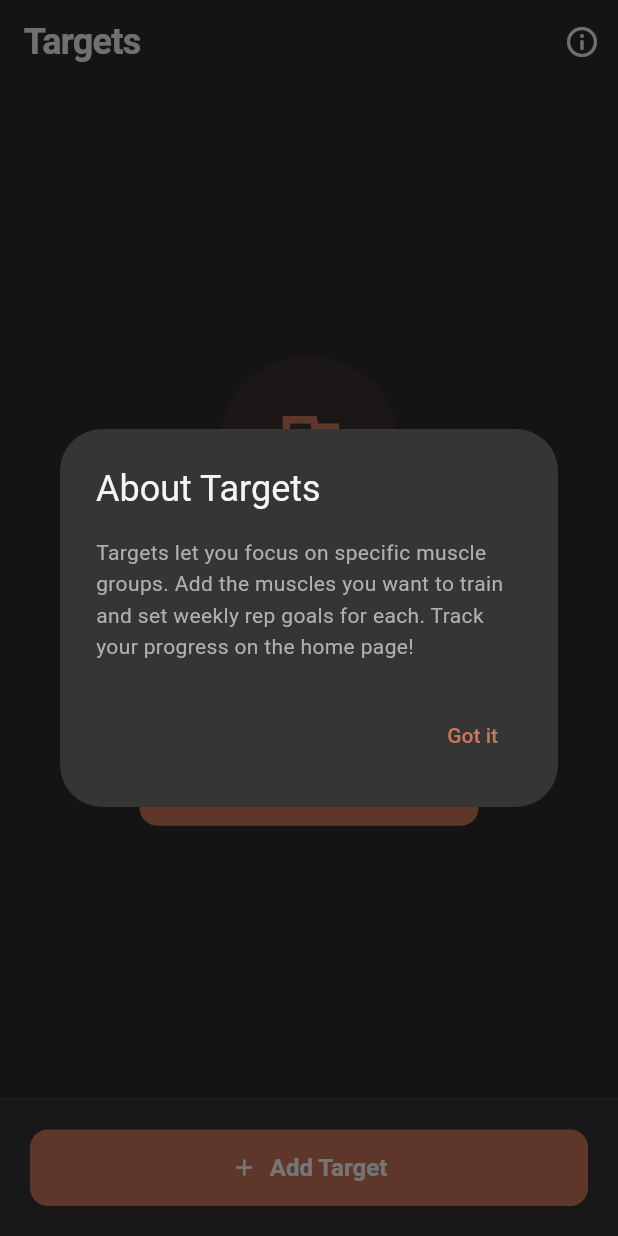
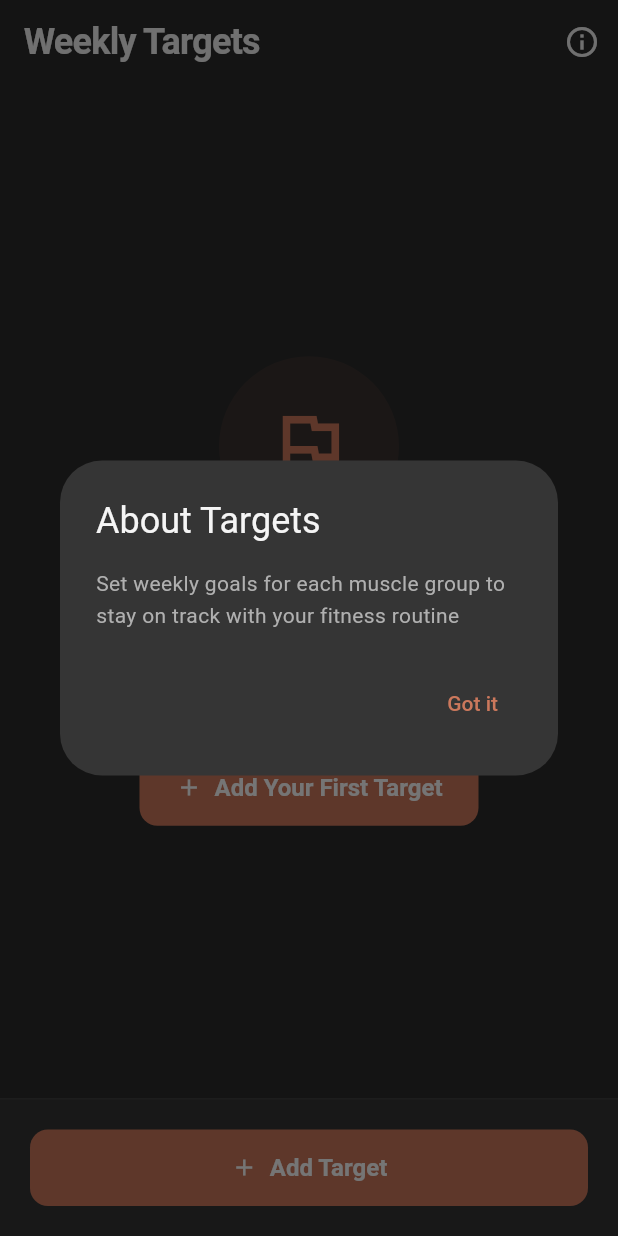
Before and after one commit to istinataFTS/MobileFitnessTracker, a Flutter app: the TargetsPage screen opened directly, after a tap on the "info outline" icon, on a phone screen of 412 x 824 dp. Run offline on Flutter 3.47's test engine with Material 3 defaults, Android fonts, the phone set to English and light mode, and no system bars; our stand-ins replace dartz, device_preview, equatable, flutter_bloc, get_it, sqflite; accounts and stored records are empty.

```diff
--- a/fitness_tracker/lib/core/constants/app_strings.dart
+++ b/fitness_tracker/lib/core/constants/app_strings.dart
@@ -1,170 +1,225 @@
-/// All application strings - centralized for easy maintenance and i18n
+/// Centralized application strings for user-facing text
 class AppStrings {
   AppStrings._();
 
-  // Navigation
+  // ==================== App Information ====================
+  static const String appName = 'Fitness Tracker';
+  static const String appVersion = '1.0.0';
+  static const String version = 'Version';
+
+  // ==================== General Actions ====================
+  static const String add = 'Add';
+  static const String edit = 'Edit';
+  static const String delete = 'Delete';
+  static const String cancel = 'Cancel';
+  static const String save = 'Save';
+  static const String saveChanges = 'Save Changes';
+  static const String ok = 'OK';
+  static const String confirm = 'Confirm';
+  static const String done = 'Done';
+  static const String close = 'Close';
+  static const String retry = 'Retry';
+  static const String back = 'Back';
+  static const String next = 'Next';
+  static const String remove = 'Remove';
+  static const String gotIt = 'Got it';
+  static const String all = 'All';
+
+  // ==================== Web Platform Messages ====================
+  static const String webMobileOnlyTitle = 'Mobile Only App';
+  static const String webMobileOnlyDescription =
+      'This fitness tracker is designed for mobile devices.';
+  static const String webMobileOnlyInstruction =
+      'Please install the app on your Android or iOS device.';
+
+  // ==================== Error Messages ====================
+  static const String errorGeneric = 'Something went wrong. Please try again.';
+  static const String errorLoadData = 'Failed to load data';
+  static const String errorSaveData = 'Failed to save data';
+  static const String errorDeleteData = 'Failed to delete data';
+  static const String errorDatabaseConnection = 'Database connection error';
+  static const String errorNoInternet = 'No internet connection';
+  static const String errorTimeout = 'Request timed out';
+
+  // ==================== Success Messages ====================
+  static const String successSaved = 'Saved successfully';
+  static const String successDeleted = 'Deleted successfully';
+  static const String successUpdated = 'Updated successfully';
+  static const String successSetLogged = 'Set logged successfully';
+  static const String setLoggedSuccess = 'Set logged successfully';
+  static const String successExerciseAdded = 'Exercise added successfully';
+  static const String successTargetSet = 'Target set successfully';
+
+  // ==================== Validation Messages ====================
+  static const String validationRequired = 'This field is required';
+  static const String required = 'Required';
+  static const String validationInvalidNumber = 'Please enter a valid number';
+  static const String invalid = 'Invalid';
+  static const String validationMinValue = 'Value must be greater than 0';
+  static const String validationMaxLength = 'Text is too long';
+  static const String validationDuplicate = 'This already exists';
+
+  // ==================== Loading States ====================
+  static const String loadingData = 'Loading...';
+  static const String loadingPleaseWait = 'Please wait...';
+  static const String processingRequest = 'Processing...';
+
+  // ==================== Empty States ====================
+  static const String emptyNoData = 'No data available';
+  static const String emptyNoExercises = 'No exercises found';
+  static const String noExercisesAvailable = 'No exercises available';
+  static const String createExercisesFirst = 'Create exercises first in the Exercises tab';
+  static const String emptyNoWorkoutSets = 'No workout sets recorded yet';
+  static const String emptyNoTargets = 'No targets set';
+  static const String emptyStartTracking = 'Start tracking your workouts!';
+  static const String noSetsLogged = 'No workout sets logged yet';
+  static const String startLoggingSets = 'Start logging your workout sets!';
+  static const String comingSoon = 'Coming soon!';
+
+  // ==================== Confirmation Messages ====================
+  static const String confirmDelete = 'Are you sure you want to delete this?';
+  static const String confirmDeleteExercise = 'Delete this exercise?';
+  static const String deleteExerciseConfirm = 'Are you sure you want to delete this exercise?';
+  static const String confirmDeleteSet = 'Delete this workout set?';
+  static const String confirmDeleteTarget = 'Delete this target?';
+  static const String confirmClearAll = 'Clear all data?';
+  static const String removeTargetConfirm = 'Remove this target?';
+
+  // ==================== Navigation ====================
   static const String navHome = 'Home';
   static const String navLog = 'Log';
   static const String navHistory = 'History';
   static const String navExercises = 'Exercises';
   static const String navTargets = 'Targets';
   static const String navProfile = 'Profile';
+  static const String navSettings = 'Settings';
 
-  // Home Page
-  static const String homeTitle = 'Home';
-  static const String today = 'Today';
-  static const String weeklyProgress = 'Weekly Progress';
-  static const String setsCompleted = 'sets completed';
-  static const String complete = 'Complete';
-  static const String setsRemaining = 'sets remaining';
-  static const String targetProgress = 'Target Progress';
-  static const String noTargetsSet = 'No Targets Set';
-  static const String addTargetsToTrack = 'Add targets to track your weekly progress';
-  static const String noTargetsForProgress = 'Add targets to see your progress here';
-  static const String targetCompleted = 'Target completed!';
+  // ==================== Feature Specific ====================
 
-  // Log Set Page
-  static const String logSetTitle = 'Log Set';
-  static const String selectExercise = 'Select Exercise';
-  static const String noExercisesAvailable = 'No Exercises Available';
-  static const String createExercisesFirst = 'Create exercises first in the Exercises tab';
+  // Targets
+  static const String targetsTitle = 'Weekly Targets';
+  static const String targetsSetGoal = 'Set Weekly Goal';
+  static const String targetsWeeklySets = 'sets per week';
+  static const String setsPerWeek = 'sets/week';
+  static const String targetsMuscleGroup = 'Muscle Group';
+  static const String addTarget = 'Add Target';
+  static const String addFirstTarget = 'Add Your First Target';
+  static const String editTarget = 'Edit Target';
+  static const String removeTarget = 'Remove Target';
+  static const String noTargetsYet = 'No targets set yet';
+  static const String noTargetsDescription = 'Set weekly goals for muscle groups to track your progress';
+  static const String allMuscleGroupsAdded = 'All muscle groups have targets';
+  static const String selectMuscleGroup = 'Select Muscle Group';
+  static const String weeklyRepGoal = 'Weekly Set Goal';
+  static const String aboutTargets = 'About Targets';
+  static const String aboutTargetsDescription = 'Set weekly goals for each muscle group to stay on track with your fitness routine';
+
+  // Exercises
+  static const String exercisesTitle = 'Exercises';
+  static const String exercisesAddNew = 'Add New Exercise';
+  static const String exercisesEditExercise = 'Edit Exercise';
+  static const String exercisesName = 'Exercise Name';
+  static const String exercisesSelectMuscles = 'Select Muscle Groups';
   static const String exercise = 'Exercise';
-  static const String reps = 'Reps';
-  static const String weight = 'Weight (kg)';
-  static const String muscleGroupsWorked = 'Muscle Groups Worked';
-  static const String setWillCountToward = 'This set will count toward all muscle groups above';
-  static const String workoutDate = 'Workout Date';
-  static const String changeDate = 'Change';
-  static const String logSetButton = 'Log Set';
-  static const String setLoggedSuccess = 'Set logged successfully!';
-  static const String countedFor = 'Counted for';
-
-  // History Page
-  static const String historyTitle = 'History';
-  static const String noSetsLogged = 'No sets logged yet';
-  static const String startLoggingSets = 'Start logging sets to see them here';
-  static const String filterByMuscleGroup = 'Filter by Muscle Group';
-  static const String all = 'All';
-  static const String workoutDetails = 'Workout Details';
-  static const String moreSets = 'more set';
-
-  // Exercises Page
-  static const String exercisesTitle = 'Exercises';
-  static const String noExercisesYet = 'No Exercises Yet';
-  static const String createExercisesDescription = 'Create exercises and assign muscle groups to track your workouts';
   static const String addExercise = 'Add Exercise';
   static const String addFirstExercise = 'Add Your First Exercise';
   static const String editExercise = 'Edit Exercise';
   static const String deleteExercise = 'Delete Exercise';
-  static const String deleteExerciseConfirm = 'Delete exercise? This cannot be undone.';
-  static const String exerciseAdded = 'added!';
-  static const String exerciseUpdated = 'updated!';
-  static const String exerciseDeleted = 'deleted';
+  static const String noExercisesYet = 'No exercises yet';
+  static const String createExercisesDescription = 'Create custom exercises to track your workouts';
   static const String exerciseName = 'Exercise Name';
   static const String exerciseNameHint = 'e.g., Bench Press';
   static const String muscleGroups = 'Muscle Groups';
+  static const String selectExercise = 'Select Exercise';
+  static const String muscleGroupsWorked = 'Muscle Groups Worked';
   static const String aboutExercises = 'About Exercises';
-  static const String aboutExercisesDescription =
-      'Create exercises and assign which muscle groups they work. '
-      'When you log a set, it will count toward all assigned muscle groups.\n\n'
-      'Example: Bench Press works Chest, Shoulders, and Triceps. '
-      'Logging 1 set counts as 1 set for each muscle group.';
+  static const String aboutExercisesDescription = 'Create custom exercises and assign them to muscle groups for better tracking';
 
-  // Targets Page
-  static const String targetsTitle = 'Targets';
-  static const String noTargetsYet = 'No Targets Yet';
-  static const String noTargetsDescription =
-      'Add muscle groups you want to focus on and set weekly rep targets for each';
-  static const String addFirstTarget = 'Add Your First Target';
-  static const String addTarget = 'Add Target';
-  static const String allMuscleGroupsAdded = 'All Muscle Groups Added';
-  static const String selectMuscleGroup = 'Select Muscle Group';
-  static const String weeklyRepGoal = 'Weekly Rep Goal';
-  static const String editTarget = 'Edit';
-  static const String removeTarget = 'Remove Target';
-  static const String removeTargetConfirm = 'Remove from your targets?';
-  static const String targetAdded = 'added to targets!';
-  static const String targetUpdated = 'updated!';
-  static const String targetRemoved = 'removed from targets';
-  static const String setsPerWeek = 'sets per week';
-  static const String sets = 'sets';
-  static const String aboutTargets = 'About Targets';
-  static const String aboutTargetsDescription =
-      'Targets let you focus on specific muscle groups. '
-      'Add the muscles you want to train and set weekly rep goals for each. '
-      'Track your progress on the home page!';
+  // Workout Logging
+  static const String logSetTitle = 'Log Workout Set';
+  static const String logSetExercise = 'Exercise';
+  static const String logSetReps = 'Reps';
+  static const String logSetWeight = 'Weight';
+  static const String logSetDate = 'Date';
+  static const String logSetButton = 'Log Set';
+  static const String reps = 'Reps';
+  static const String weight = 'Weight';
+  static const String workoutDate = 'Workout Date';
+  static const String setWillCountToward = 'This set will count toward:';
+  static const String countedFor = 'Counted for';
 
-  // Profile Page
+  // History
+  static const String historyTitle = 'Workout History';
+  static const String historyFilterByDate = 'Filter by Date';
+  static const String historyNoSets = 'No workout sets recorded';
+  static const String workoutDetails = 'Workout Details';
+  static const String filterByMuscleGroup = 'Filter by Muscle Group';
+
+  // Profile
   static const String profileTitle = 'Profile';
+  static const String profileEditProfile = 'Edit Profile';
+  static const String editProfile = 'Edit Profile';
+  static const String profileSettings = 'Settings';
+  static const String profileAbout = 'About';
+  static const String about = 'About';
   static const String fitnessEnthusiast = 'Fitness Enthusiast';
   static const String totalWorkouts = 'Total Workouts';
-  static const String thisWeek = 'This Week';
-  static const String streak = 'Streak';
+  static const String streak = 'Day Streak';
+  static const String signOut = 'Sign Out';
+
+  // Profile Sections
   static const String workoutManagement = 'Workout Management';
-  static const String manageExercises = 'Manage Exercises';
-  static const String manageExercisesDesc = 'Create and edit exercises';
   static const String manageTargets = 'Manage Targets';
-  static const String manageTargetsDesc = 'Set weekly muscle group goals';
+  static const String manageTargetsDesc = 'Set and track your weekly muscle group goals';
+  static const String account = 'Account';
+  static const String changePassword = 'Change Password';
+  static const String preferences = 'Preferences';
+  static const String support = 'Support';
+  static const String helpSupport = 'Help & Support';
+  static const String sendFeedback = 'Send Feedback';
+
+  // Settings
+  static const String settingsTitle = 'Settings';
   static const String settings = 'Settings';
-  static const String settingsDesc = 'Weekly goals and preferences';
-  static const String account = 'Account';
-  static const String editProfile = 'Edit Profile';
-  static const String changePassword = 'Change Password';
+  static const String settingsDesc = 'App preferences and options';
+  static const String settingsGeneral = 'General';
+  static const String settingsDatabase = 'Database';
+  static const String settingsClearData = 'Clear All Data';
+  static const String settingsExportData = 'Export Data';
+  static const String settingsImportData = 'Import Data';
+  static const String settingsNotifications = 'Notifications';
   static const String notifications = 'Notifications';
-  static const String preferences = 'Preferences';
+  static const String settingsTheme = 'Theme';
   static const String theme = 'Theme';
   static const String dark = 'Dark';
   static const String language = 'Language';
   static const String english = 'English';
-  static const String support = 'Support';
-  static const String helpSupport = 'Help & Support';
-  static const String sendFeedback = 'Send Feedback';
-  static const String about = 'About';
-  static const String version = 'Version';
-  static const String signOut = 'Sign Out';
 
-  // Settings Page
-  static const String settingsTitle = 'Settings';
-  static const String weeklyGoals = 'Weekly Goals';
-  static const String muscleGroupGoals = 'Muscle Group Goals';
-  static const String customizeWeeklyTargets = 'Customize your weekly set targets for each muscle group';
-  static const String editGoals = 'Edit';
-  static const String editWeeklyGoals = 'Edit Weekly Goals';
-  static const String resetToDefault = 'Reset to Default';
-  static const String goalsUpdated = 'Goals updated!';
-  static const String general = 'General';
-  static const String notificationsSettings = 'Notifications';
-  static const String manageWorkoutReminders = 'Manage workout reminders';
-  static const String weekStartDay = 'Week Start Day';
-  static const String monday = 'Monday';
-  static const String backupRestore = 'Backup & Restore';
-  static const String exportImportData = 'Export or import your data';
-  static const String appVersion = 'App Version';
-  static const String termsPrivacy = 'Terms & Privacy';
-  static const String reportBug = 'Report a Bug';
+  // ==================== Muscle Groups ====================
+  static const String muscleChest = 'Chest';
+  static const String muscleBack = 'Back';
+  static const String muscleShoulders = 'Shoulders';
+  static const String muscleBiceps = 'Biceps';
+  static const String muscleTriceps = 'Triceps';
+  static const String muscleQuads = 'Quads';
+  static const String muscleHamstring = 'Hamstring';
+  static const String muscleGlutes = 'Glutes';
+  static const String muscleCalves = 'Calves';
+  static const String muscleAbs = 'Abs';
+  static const String muscleObliques = 'Obliques';
 
-  // Common Actions
-  static const String save = 'Save';
-  static const String saveChanges = 'Save Changes';
-  static const String cancel = 'Cancel';
-  static const String delete = 'Delete';
-  static const String edit = 'Edit';
-  static const String change = 'Change';
-  static const String add = 'Add';
-  static const String remove = 'Remove';
-  static const String close = 'Close';
-  static const String gotIt = 'Got it';
-  static const String comingSoon = 'Coming soon!';
+  // ==================== Units ====================
+  static const String unitKg = 'kg';
+  static const String unitLbs = 'lbs';
+  static const String unitReps = 'reps';
+  static const String unitSets = 'sets';
 
-  // Validation
-  static const String required = 'Required';
-  static const String invalid = 'Invalid';
-  static const String pleaseSelectExercise = 'Please select an exercise';
-  static const String pleaseSelectMuscleGroup = 'Please select a muscle group';
-
-  // Date Formats (used with DateFormat)
-  static const String dateFormatFull = 'EEEE, MMMM d, y';
-  static const String dateFormatShort = 'EEEE, MMM d';
-  static const String dateFormatTime = 'h:mm a';
-  static const String dateFormatDate = 'MMMM d';
+  // ==================== Time/Date ====================
+  static const String today = 'Today';
+  static const String yesterday = 'Yesterday';
+  static const String thisWeek = 'This Week';
+  static const String lastWeek = 'Last Week';
+  static const String thisMonth = 'This Month';
+  static const String dateFormatDate = 'MMM d';
+  static const String dateFormatFull = 'EEEE, MMM d, yyyy';
 }
--- a/fitness_tracker/lib/core/constants/database_constants.dart
+++ /dev/null
@@ -1,23 +0,0 @@
-/// Database table and column name constants
-class DatabaseTables {
-  DatabaseTables._();
-
-  // Table Names
-  static const String targets = 'targets';
-  static const String workoutSets = 'workout_sets';
-
-  // Targets Table Columns
-  static const String targetId = 'id';
-  static const String targetMuscleGroup = 'muscle_group';
-  static const String targetWeeklyGoal = 'weekly_goal';
-  static const String targetCreatedAt = 'created_at';
-
-  // Workout Sets Table Columns
-  static const String setId = 'id';
-  static const String setMuscleGroup = 'muscle_group';
-  static const String setExerciseName = 'exercise_name';
-  static const String setReps = 'reps';
-  static const String setWeight = 'weight';
-  static const String setDate = 'date';
-  static const String setCreatedAt = 'created_at';
-}
--- a/fitness_tracker/lib/data/datasources/local/database_helper.dart
+++ b/fitness_tracker/lib/data/datasources/local/database_helper.dart
@@ -12,7 +12,6 @@ class DatabaseHelper {
   static Database? _database;
 
   Future<Database> get database async {
-    // Return a dummy database on web
     if (kIsWeb) {
       throw UnsupportedError('Database is not supported on web');
     }
@@ -32,14 +31,13 @@ class DatabaseHelper {
 
     return await openDatabase(
       path,
-      version: 3, // Increment version to trigger migration
+      version: EnvConfig.databaseVersion, // ✅ FIXED: Now uses EnvConfig
       onCreate: _onCreate,
       onUpgrade: _onUpgrade,
     );
   }
 
   Future<void> _onCreate(Database db, int version) async {
-    // Create targets table
     await db.execute('''
       CREATE TABLE ${DatabaseTables.targets} (
         ${DatabaseTables.targetId} TEXT PRIMARY KEY,
@@ -49,7 +47,6 @@ class DatabaseHelper {
       )
     ''');
 
-    // Create workout_sets table
     await db.execute('''
       CREATE TABLE ${DatabaseTables.workoutSets} (
         ${DatabaseTables.setId} TEXT PRIMARY KEY,
@@ -61,7 +58,6 @@ class DatabaseHelper {
       )
     ''');
 
-    // Create exercises table
     await db.execute('''
       CREATE TABLE ${DatabaseTables.exercises} (
         ${DatabaseTables.exerciseId} TEXT PRIMARY KEY,
@@ -71,7 +67,6 @@ class DatabaseHelper {
       )
     ''');
 
-    // Create indexes for better query performance
     await db.execute('''
       CREATE INDEX idx_workout_sets_exercise_id
       ON ${DatabaseTables.workoutSets}(${DatabaseTables.setExerciseId})
@@ -89,9 +84,7 @@ class DatabaseHelper {
   }
 
   Future<void> _onUpgrade(Database db, int oldVersion, int newVersion) async {
-    // Handle database migrations here
     if (oldVersion < 2) {
-      // Migration logic for version 2
       await db.execute('DROP TABLE IF EXISTS ${DatabaseTables.workoutSets}');
 
       await db.execute('''
@@ -117,7 +110,6 @@ class DatabaseHelper {
     }
 
     if (oldVersion < 3) {
-      // Migration logic for version 3 - add exercises table
       await db.execute('''
         CREATE TABLE IF NOT EXISTS ${DatabaseTables.exercises} (
           ${DatabaseTables.exerciseId} TEXT PRIMARY KEY,
--- a/fitness_tracker/lib/main.dart
+++ b/fitness_tracker/lib/main.dart
@@ -5,6 +5,7 @@ import 'package:flutter/services.dart';
 import 'package:device_preview/device_preview.dart';
 import 'package:flutter_bloc/flutter_bloc.dart';
 import 'config/env_config.dart';
+import 'core/constants/app_strings.dart'; // ✅ ADDED
 import 'core/themes/app_theme.dart';
 import 'core/utils/app_lifecycle_manager.dart';
 import 'core/utils/performance_monitor.dart';
@@ -162,35 +163,35 @@ class FitnessTrackerApp extends StatelessWidget {
       title: EnvConfig.appName,
       debugShowCheckedModeBanner: false,
       theme: AppTheme.lightTheme,
-      home: const Scaffold(
+      home: Scaffold(
         body: Center(
           child: Padding(
-            padding: EdgeInsets.all(32.0),
+            padding: const EdgeInsets.all(32.0),
             child: Column(
               mainAxisAlignment: MainAxisAlignment.center,
               children: [
-                Icon(
+                const Icon(
                   Icons.phone_android,
                   size: 64,
                   color: AppTheme.primaryOrange,
                 ),
-                SizedBox(height: 24),
-                Text(
-                  'Mobile Only App',
+                const SizedBox(height: 24),
+                const Text(
+                  AppStrings.webMobileOnlyTitle,
                   style: TextStyle(
                     fontSize: 24,
                     fontWeight: FontWeight.bold,
                   ),
                 ),
-                SizedBox(height: 16),
-                Text(
-                  'This fitness tracker is designed for mobile devices.',
+                const SizedBox(height: 16),
+                const Text(
+                  AppStrings.webMobileOnlyDescription,
                   textAlign: TextAlign.center,
                   style: TextStyle(fontSize: 16),
                 ),
-                SizedBox(height: 8),
-                Text(
-                  'Please install the app on your Android or iOS device.',
+                const SizedBox(height: 8),
+                const Text(
+                  AppStrings.webMobileOnlyInstruction,
                   textAlign: TextAlign.center,
                   style: TextStyle(fontSize: 14, color: AppTheme.textMedium),
                 ),
--- a/fitness_tracker/lib/presentation/pages/home/bloc/home_bloc.dart
+++ b/fitness_tracker/lib/presentation/pages/home/bloc/home_bloc.dart
@@ -1,5 +1,6 @@
 import 'package:flutter_bloc/flutter_bloc.dart';
 import 'package:equatable/equatable.dart';
+import '../../../../core/constants/app_strings.dart';
 import '../../../../domain/entities/target.dart';
 import '../../../../domain/entities/workout_set.dart';
 import '../../../../domain/usecases/targets/get_all_targets.dart';
@@ -67,7 +68,7 @@ class HomeBloc extends Bloc<HomeEvent, HomeState> {
     final setsResult = await getWeeklySets();
 
     if (targetsResult.isLeft() || setsResult.isLeft()) {
-      emit(const HomeError('Failed to load data'));
+      emit(const HomeError(AppStrings.errorLoadData));
       return;
     }
 
--- a/fitness_tracker/lib/presentation/pages/log_set/bloc/log_set_bloc.dart
+++ b/fitness_tracker/lib/presentation/pages/log_set/bloc/log_set_bloc.dart
@@ -1,5 +1,6 @@
 import 'package:flutter_bloc/flutter_bloc.dart';
 import 'package:equatable/equatable.dart';
+import '../../../../core/constants/app_strings.dart';
 import '../../../../domain/entities/target.dart';
 import '../../../../domain/entities/workout_set.dart';
 import '../../../../domain/usecases/targets/get_all_targets.dart';
@@ -85,7 +86,7 @@ class LogSetBloc extends Bloc<LogSetEvent, LogSetState> {
     final setsResult = await getWeeklySets();
 
     if (targetsResult.isLeft() || setsResult.isLeft()) {
-      emit(const LogSetError('Failed to load data'));
+      emit(const LogSetError(AppStrings.errorLoadData));
       return;
     }
 
@@ -103,7 +104,7 @@ class LogSetBloc extends Bloc<LogSetEvent, LogSetState> {
     await result.fold(
       (failure) async => emit(LogSetError(failure.message)),
       (_) async {
-        emit(const SetLoggedSuccess('Set logged successfully'));
+        emit(const SetLoggedSuccess(AppStrings.successSetLogged));
         add(LoadLogSetDataEvent());
       },
     );
```
